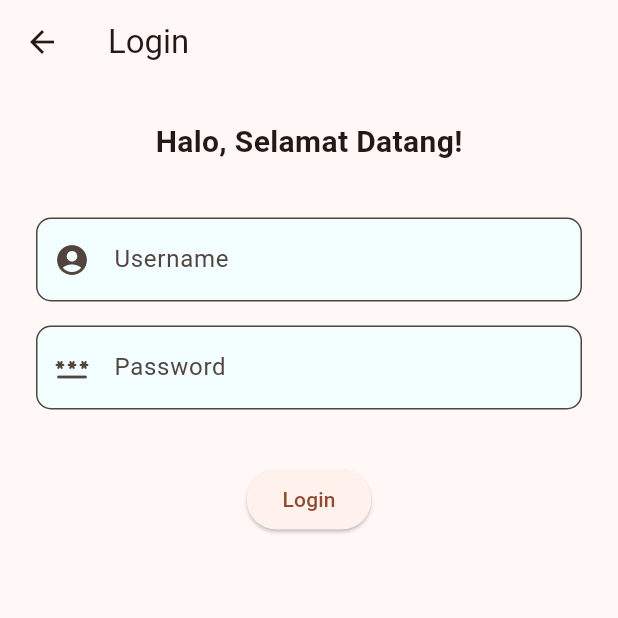
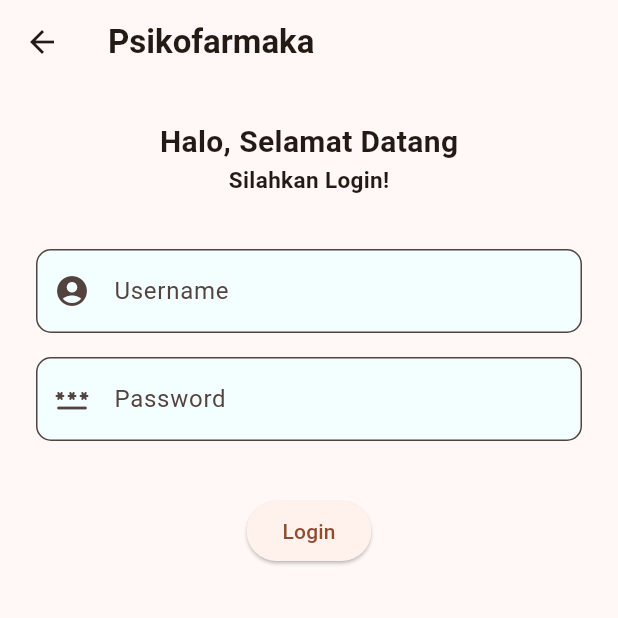
Before and after one commit to ngobatin/flutter_obat, a Flutter app: the screen it shows after launch, after a tap on "Login", on a phone screen of 412 x 824 dp, the top half of it. Run offline on Flutter 3.47's test engine with Material 3 defaults, Android fonts, the phone set to English and light mode, and no system bars; our stand-ins replace dio, flutter_svg, shared_preferences.

Commit message:
Update screen titles and styles

```diff
--- a/lib/view/screen/login_screen.dart
+++ b/lib/view/screen/login_screen.dart
@@ -68,7 +68,13 @@ class _LoginScreenState extends State<LoginScreen> {
       },
       child: Scaffold(
         appBar: AppBar(
-          title: const Text('Login'),
+          title: const Text(
+            'Psikofarmaka',
+            style: TextStyle(
+              fontWeight: FontWeight.bold,
+              // color: Colors.white,
+            ),
+          ),
         ),
         body: SingleChildScrollView(
           child: Padding(
@@ -79,12 +85,23 @@ class _LoginScreenState extends State<LoginScreen> {
                 children: [
                   const Padding(
                     padding: EdgeInsets.all(8.0),
-                    child: Text(
-                      'Halo, Selamat Datang!',
-                      style: TextStyle(
-                        fontSize: 20.0,
-                        fontWeight: FontWeight.bold,
-                      ),
+                    child: Column(
+                      children: [
+                        Text(
+                          'Halo, Selamat Datang',
+                          style: TextStyle(
+                            fontSize: 20.0,
+                            fontWeight: FontWeight.bold,
+                          ),
+                        ),
+                        Text(
+                          'Silahkan Login!',
+                          style: TextStyle(
+                            fontSize: 15.0,
+                            fontWeight: FontWeight.bold,
+                          ),
+                        ),
+                      ],
                     ),
                   ),
                   const SizedBox(height: 20),
@@ -115,7 +132,7 @@ class _LoginScreenState extends State<LoginScreen> {
                       validator: _validatePassword,
                       decoration: const InputDecoration(
                         prefixIcon: Icon(Icons.password_rounded),
-                        hintText: 'Write your password here...',
+                        hintText: 'Write password here...',
                         labelText: 'Password',
                         border: OutlineInputBorder(
                           borderRadius: BorderRadius.all(
--- a/lib/view/widget/bottom.dart
+++ b/lib/view/widget/bottom.dart
@@ -36,8 +36,8 @@ class _DynamicBottomNavBarState extends State<DynamicBottomNavBar> {
               icon: Icon(Icons.last_page_rounded), label: 'About'),
         ],
         backgroundColor: Colors.white,
-        selectedItemColor: Colors.blue,
-        unselectedItemColor: Colors.blue,
+        selectedItemColor: Colors.orange.shade900,
+        unselectedItemColor: Colors.black,
       ),
     );
   }
```
Also changed, not shown: lib/view/screen/category_screen.dart (+14 -12 lines), lib/view/screen/obat_screen.dart (+23 -4 lines), lib/view/screen/penyakit_screen.dart (+24 -5 lines), lib/view/screen/profile_screen.dart (+24 -5 lines), lib/view/screen/rs_screen.dart (+23 -4 lines).
